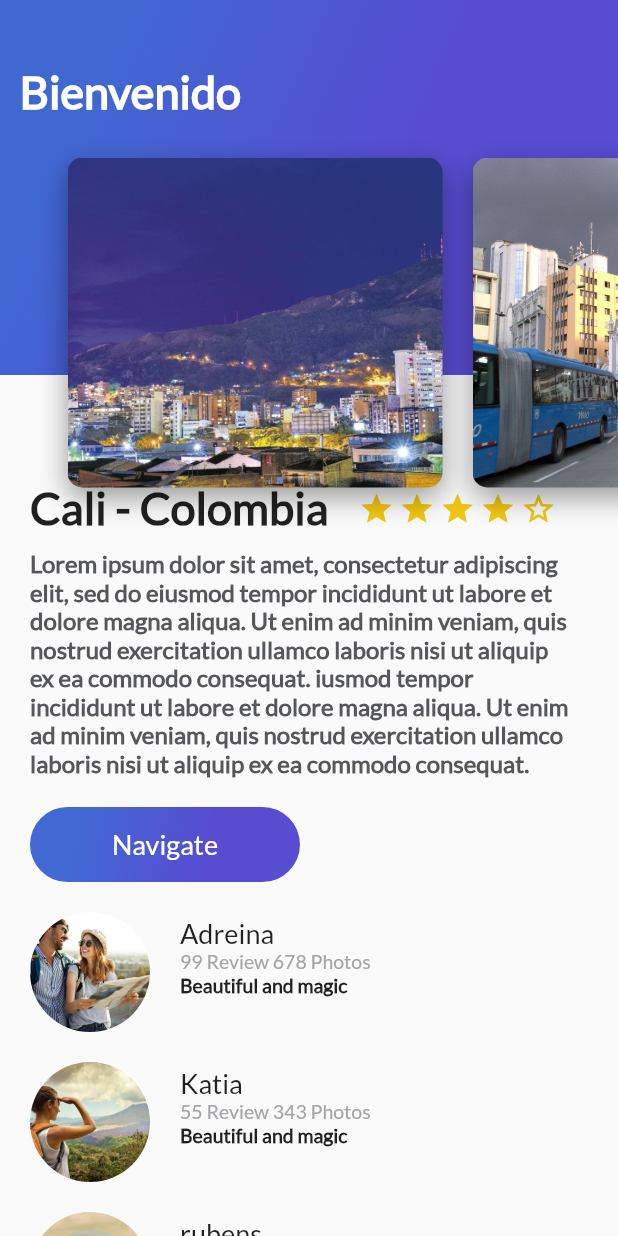
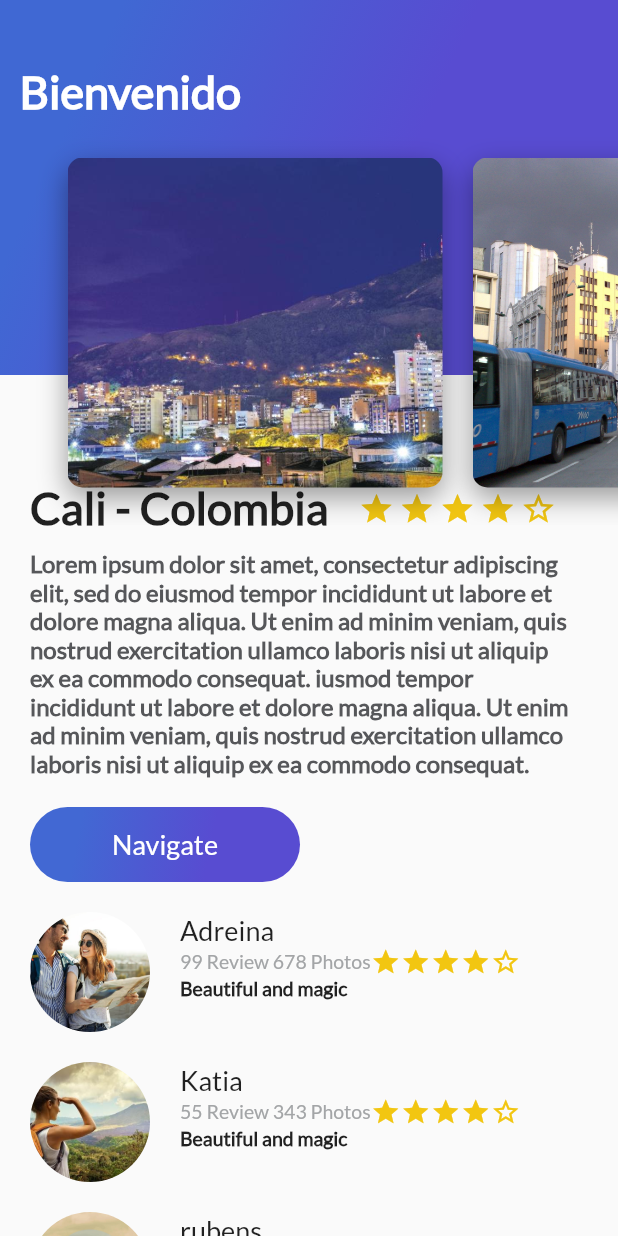
Before and after one commit to RubenToroG/platzi_trips_app, a Flutter app: the screen it shows after launch, on a phone screen of 412 x 824 dp. Run offline on Flutter 3.47's test engine with Material 2 defaults, Android fonts, the phone set to English and light mode, and no system bars.

Commit message:
Iconos de calificacion en las review

```diff
--- a/lib/review.dart
+++ b/lib/review.dart
@@ -21,7 +21,22 @@ class Review extends StatelessWidget {
       ),
     );
 
-    final userInfo = Container(
+    final star = Container(
+        child: Icon(
+      Icons.star,
+      size: 20,
+      color: Color(0xFFf2C611),
+    ));
+    final star_border = Container(
+        child: Icon(
+      Icons.star_border,
+      size: 20,
+      color: Color(0xFFf2C611),
+    ));
+
+    final userInfo = Row(
+      children: <Widget>[
+        Container(
           margin: EdgeInsets.only(left: 20.0),
           child: Text(
             details,
@@ -29,6 +44,11 @@ class Review extends StatelessWidget {
             style: TextStyle(
                 fontFamily: "Lato", fontSize: 13.0, color: Color(0xFFa3a5a7)),
           ),
+        ),
+        Row(
+          children: <Widget>[star, star, star, star, star_border],
+        )
+      ],
     );
 
     final userName = Container(
```
Lines whose indentation alone changed are shown as unchanged.
